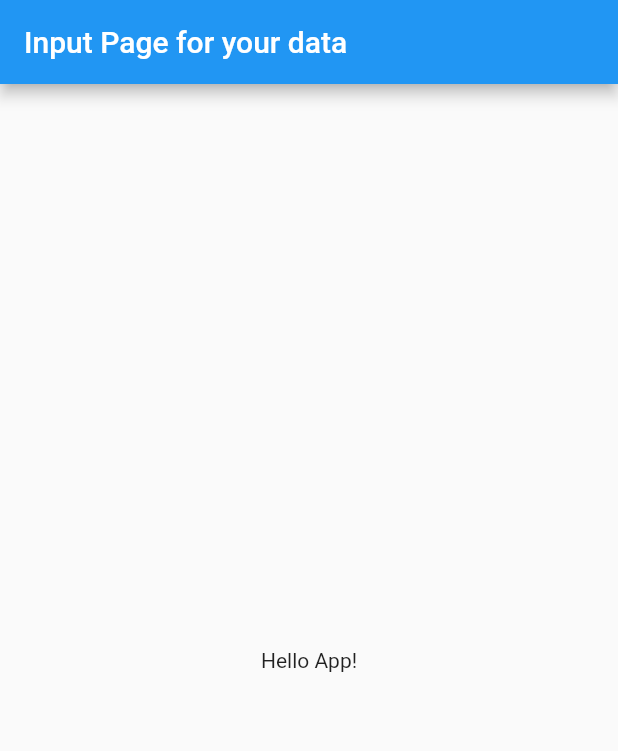
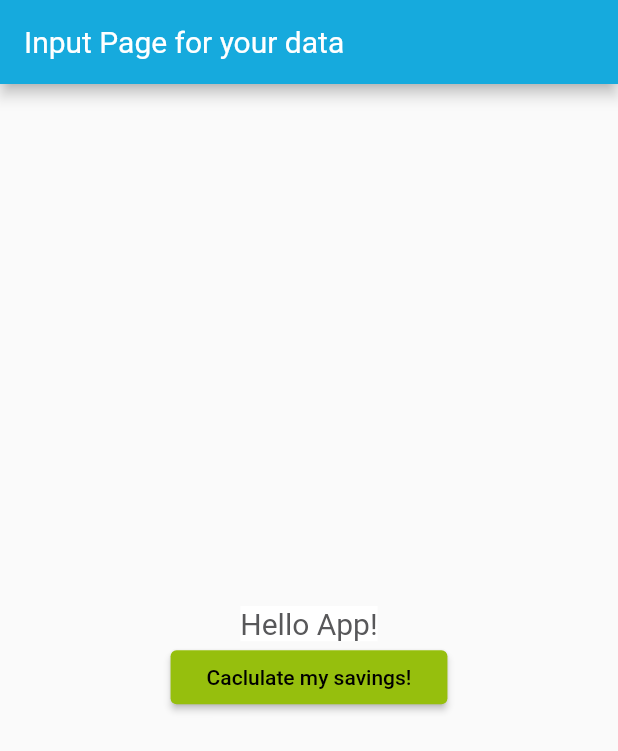
Before and after one commit to Byte-Blenders/cc02app, a Flutter app: the screen it shows after launch, on a phone screen of 412 x 824 dp. Shown: the top 751 px of the screen. Run offline on Flutter 3.47's test engine with Material 2 defaults, Android fonts, the phone set to English and light mode, and no system bars.

Commit message:
added a simple theme with some colors

```diff
--- /dev/null
+++ b/lib/constants.dart
@@ -0,0 +1,7 @@
+import 'package:flutter/material.dart';
+
+// Use logo colors: #16AADD, #96BF0D, #58585A as base colors for
+// the theme.
+const kCTTblue = Color(0xFF16AADD);
+const kCTTgreen = Color(0xFF96BF0D);
+const kCTTgrey = Color(0xFF58585A);
--- a/lib/main.dart
+++ b/lib/main.dart
@@ -1,5 +1,6 @@
 import 'package:flutter/material.dart';
 import 'screens/input_page.dart';
+import 'constants.dart';
 
 void main() => runApp(CC02App());
 
@@ -7,7 +8,24 @@ class CC02App extends StatelessWidget {
   @override
   Widget build(BuildContext context) {
     return MaterialApp(
+      theme: ThemeData(
+        primaryColor: kCTTblue,
+        accentColor: kCTTgreen,
+        // buttonColor: kCTTgreen,
+        buttonTheme: ButtonThemeData(
+          buttonColor: kCTTgreen,
+          textTheme: ButtonTextTheme.primary,
+        ),
+        textTheme: TextTheme(
+          body1: TextStyle(
+            backgroundColor: Colors.white,
+            color: kCTTgrey,
+            fontSize: 20.0,
+          ),
+        ),
+      ),
       home: InputPage(),
     );
+    //TODO add routing to the app here
   }
 }
--- a/lib/screens/input_page.dart
+++ b/lib/screens/input_page.dart
@@ -1,4 +1,8 @@
 import 'package:flutter/material.dart';
+// This page is contains the input-page where the customer will enter their data
+// for transportation and volume questions. They can start the calculations from
+// this screen.
+// TODO build the UI for this page.
 
 class InputPage extends StatefulWidget {
   @override
@@ -11,6 +15,12 @@ class _InputPageState extends State<InputPage> {
     return Scaffold(
       appBar: AppBar(
         title: Text('Input Page for your data'),
+        textTheme: TextTheme(
+          title: TextStyle(
+            color: Colors.white,
+            fontSize: 20.0,
+          ),
+        ),
       ),
       body: Center(
         child: Column(
@@ -19,6 +29,10 @@ class _InputPageState extends State<InputPage> {
             Text(
               'Hello App!',
             ),
+            RaisedButton(
+              onPressed: () {},
+              child: Text('Caclulate my savings!'),
+            ),
           ],
         ),
       ),
```
